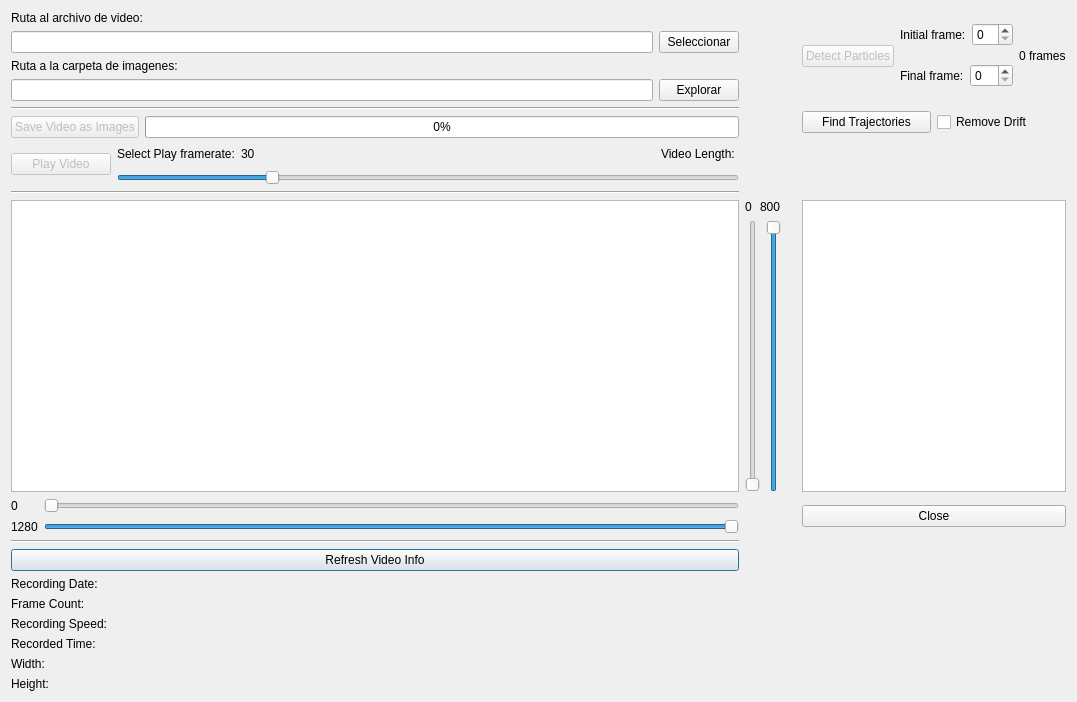
This is interface.ui in Thefalas/videoToolsGUI as Qt 5 draws it before an edit. The edited form follows.
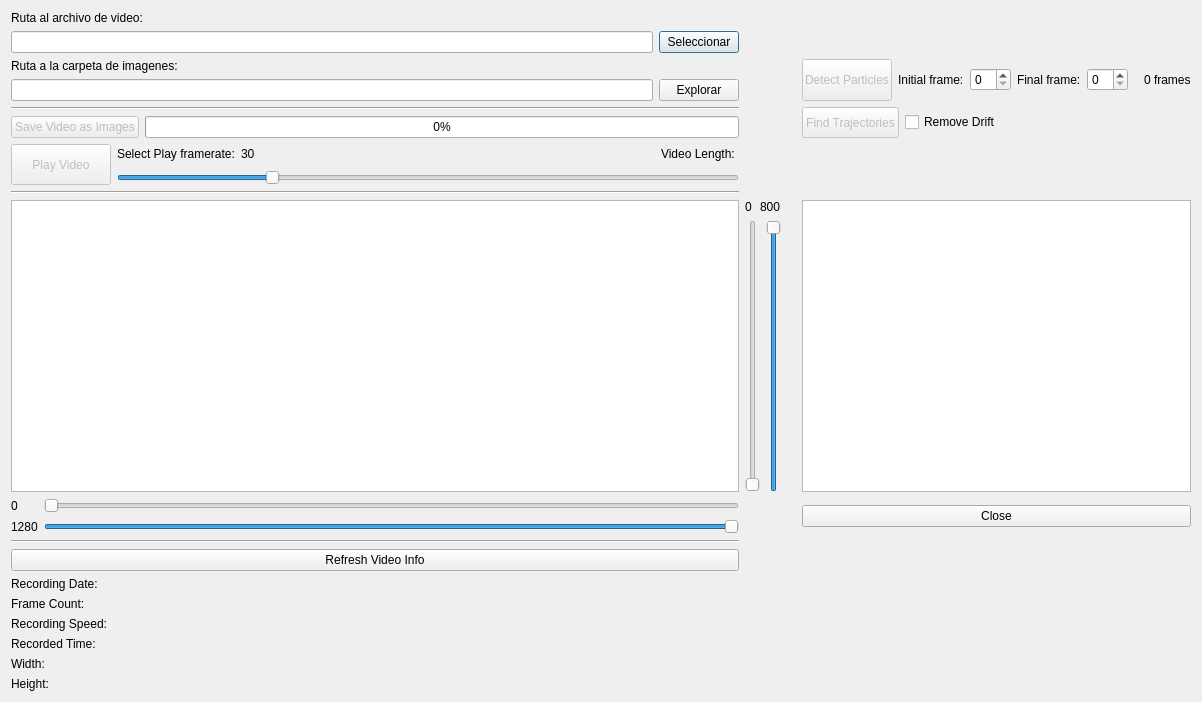
This is the edited form.

Diff of the .ui file:
```diff
--- a/interface.ui
+++ b/interface.ui
@@ -6,7 +6,7 @@
    <rect>
     <x>0</x>
     <y>0</y>
-    <width>1036</width>
+    <width>1183</width>
     <height>702</height>
    </rect>
   </property>
@@ -20,81 +20,6 @@
    <string>Video Tools Alpha</string>
   </property>
   <layout class="QGridLayout" name="gridLayout">
-   <item row="9" column="0">
-    <layout class="QVBoxLayout" name="verticalLayout_3">
-     <item>
-      <widget class="QPushButton" name="refreshData_button">
-       <property name="sizePolicy">
-        <sizepolicy hsizetype="Minimum" vsizetype="Fixed">
-         <horstretch>0</horstretch>
-         <verstretch>0</verstretch>
-        </sizepolicy>
-       </property>
-       <property name="text">
-        <string>Refresh Video Info</string>
-       </property>
-      </widget>
-     </item>
-     <item>
-      <widget class="QLabel" name="recDate_label">
-       <property name="text">
-        <string>Recording Date:</string>
-       </property>
-      </widget>
-     </item>
-     <item>
-      <widget class="QLabel" name="frameCount_label">
-       <property name="text">
-        <string>Frame Count: </string>
-       </property>
-      </widget>
-     </item>
-     <item>
-      <widget class="QLabel" name="recSpeed_label">
-       <property name="text">
-        <string>Recording Speed: </string>
-       </property>
-      </widget>
-     </item>
-     <item>
-      <widget class="QLabel" name="realTime_label">
-       <property name="text">
-        <string>Recorded Time:</string>
-       </property>
-      </widget>
-     </item>
-     <item>
-      <widget class="QLabel" name="width_label">
-       <property name="text">
-        <string>Width:</string>
-       </property>
-      </widget>
-     </item>
-     <item>
-      <widget class="QLabel" name="height_label">
-       <property name="text">
-        <string>Height:</string>
-       </property>
-      </widget>
-     </item>
-    </layout>
-   </item>
-   <item row="6" column="3">
-    <spacer name="horizontalSpacer_2">
-     <property name="orientation">
-      <enum>Qt::Horizontal</enum>
-     </property>
-     <property name="sizeType">
-      <enum>QSizePolicy::Fixed</enum>
-     </property>
-     <property name="sizeHint" stdset="0">
-      <size>
-       <width>15</width>
-       <height>20</height>
-      </size>
-     </property>
-    </spacer>
-   </item>
    <item row="0" column="0">
     <layout class="QVBoxLayout" name="verticalLayout">
      <item>
@@ -126,90 +51,6 @@
      </item>
     </layout>
    </item>
-   <item row="0" column="4" rowspan="2">
-    <layout class="QHBoxLayout" name="horizontalLayout_8">
-     <item>
-      <widget class="QPushButton" name="track_button">
-       <property name="enabled">
-        <bool>false</bool>
-       </property>
-       <property name="sizePolicy">
-        <sizepolicy hsizetype="Preferred" vsizetype="Fixed">
-         <horstretch>0</horstretch>
-         <verstretch>0</verstretch>
-        </sizepolicy>
-       </property>
-       <property name="text">
-        <string>Detect Particles</string>
-       </property>
-      </widget>
-     </item>
-     <item>
-      <layout class="QVBoxLayout" name="verticalLayout_4">
-       <item>
-        <layout class="QHBoxLayout" name="horizontalLayout_10">
-         <item>
-          <widget class="QLabel" name="label_6">
-           <property name="text">
-            <string>Initial frame:</string>
-           </property>
-          </widget>
-         </item>
-         <item>
-          <widget class="QSpinBox" name="initialFrame_spinBox"/>
-         </item>
-        </layout>
-       </item>
-       <item>
-        <layout class="QHBoxLayout" name="horizontalLayout_11">
-         <item>
-          <widget class="QLabel" name="label_7">
-           <property name="text">
-            <string>Final frame:</string>
-           </property>
-          </widget>
-         </item>
-         <item>
-          <widget class="QSpinBox" name="finalFrame_spinBox"/>
-         </item>
-        </layout>
-       </item>
-      </layout>
-     </item>
-     <item>
-      <widget class="QLabel" name="framesFinalminusInitial_label">
-       <property name="text">
-        <string>0 frames</string>
-       </property>
-      </widget>
-     </item>
-    </layout>
-   </item>
-   <item row="2" column="0">
-    <widget class="Line" name="line">
-     <property name="orientation">
-      <enum>Qt::Horizontal</enum>
-     </property>
-    </widget>
-   </item>
-   <item row="2" column="4" rowspan="2">
-    <layout class="QHBoxLayout" name="horizontalLayout_12">
-     <item>
-      <widget class="QPushButton" name="trajectories_button">
-       <property name="text">
-        <string>Find Trajectories</string>
-       </property>
-      </widget>
-     </item>
-     <item>
-      <widget class="QCheckBox" name="removeDrift_checkBox">
-       <property name="text">
-        <string>Remove Drift</string>
-       </property>
-      </widget>
-     </item>
-    </layout>
-   </item>
    <item row="1" column="0">
     <layout class="QVBoxLayout" name="verticalLayout_2">
      <item>
@@ -245,6 +86,46 @@
      </item>
     </layout>
    </item>
+   <item row="2" column="0">
+    <widget class="Line" name="line">
+     <property name="orientation">
+      <enum>Qt::Horizontal</enum>
+     </property>
+    </widget>
+   </item>
+   <item row="2" column="3" rowspan="2">
+    <layout class="QHBoxLayout" name="horizontalLayout_12">
+     <item>
+      <widget class="QPushButton" name="trajectories_button">
+       <property name="enabled">
+        <bool>false</bool>
+       </property>
+       <property name="sizePolicy">
+        <sizepolicy hsizetype="Fixed" vsizetype="Minimum">
+         <horstretch>0</horstretch>
+         <verstretch>0</verstretch>
+        </sizepolicy>
+       </property>
+       <property name="minimumSize">
+        <size>
+         <width>90</width>
+         <height>0</height>
+        </size>
+       </property>
+       <property name="text">
+        <string>Find Trajectories</string>
+       </property>
+      </widget>
+     </item>
+     <item>
+      <widget class="QCheckBox" name="removeDrift_checkBox">
+       <property name="text">
+        <string>Remove Drift</string>
+       </property>
+      </widget>
+     </item>
+    </layout>
+   </item>
    <item row="3" column="0">
     <layout class="QHBoxLayout" name="horizontalLayout_4">
      <item>
@@ -292,6 +173,12 @@
        <property name="enabled">
         <bool>false</bool>
        </property>
+       <property name="sizePolicy">
+        <sizepolicy hsizetype="Minimum" vsizetype="Minimum">
+         <horstretch>0</horstretch>
+         <verstretch>0</verstretch>
+        </sizepolicy>
+       </property>
        <property name="minimumSize">
         <size>
          <width>100</width>
@@ -421,28 +308,24 @@
      </item>
     </layout>
    </item>
-   <item row="6" column="4">
-    <widget class="QTableView" name="tableView"/>
-   </item>
-   <item row="8" column="0">
-    <widget class="Line" name="line_3">
+   <item row="6" column="2">
+    <spacer name="horizontalSpacer_2">
      <property name="orientation">
       <enum>Qt::Horizontal</enum>
      </property>
-    </widget>
+     <property name="sizeType">
+      <enum>QSizePolicy::Fixed</enum>
+     </property>
+     <property name="sizeHint" stdset="0">
+      <size>
+       <width>15</width>
+       <height>20</height>
+      </size>
+     </property>
+    </spacer>
    </item>
-   <item row="7" column="4">
-    <widget class="QPushButton" name="close_button">
-     <property name="sizePolicy">
-      <sizepolicy hsizetype="Minimum" vsizetype="Fixed">
-       <horstretch>0</horstretch>
-       <verstretch>0</verstretch>
-      </sizepolicy>
-     </property>
-     <property name="text">
-      <string>Close</string>
-     </property>
-    </widget>
+   <item row="6" column="3">
+    <widget class="QTableView" name="tracking_tableView"/>
    </item>
    <item row="7" column="0">
     <layout class="QHBoxLayout" name="horizontalLayout_5">
@@ -493,6 +376,166 @@
      </item>
     </layout>
    </item>
+   <item row="7" column="3">
+    <widget class="QPushButton" name="close_button">
+     <property name="sizePolicy">
+      <sizepolicy hsizetype="Minimum" vsizetype="Fixed">
+       <horstretch>0</horstretch>
+       <verstretch>0</verstretch>
+      </sizepolicy>
+     </property>
+     <property name="text">
+      <string>Close</string>
+     </property>
+    </widget>
+   </item>
+   <item row="8" column="0">
+    <widget class="Line" name="line_3">
+     <property name="orientation">
+      <enum>Qt::Horizontal</enum>
+     </property>
+    </widget>
+   </item>
+   <item row="9" column="0">
+    <layout class="QVBoxLayout" name="verticalLayout_3">
+     <item>
+      <widget class="QPushButton" name="refreshData_button">
+       <property name="sizePolicy">
+        <sizepolicy hsizetype="Minimum" vsizetype="Fixed">
+         <horstretch>0</horstretch>
+         <verstretch>0</verstretch>
+        </sizepolicy>
+       </property>
+       <property name="text">
+        <string>Refresh Video Info</string>
+       </property>
+      </widget>
+     </item>
+     <item>
+      <widget class="QLabel" name="recDate_label">
+       <property name="text">
+        <string>Recording Date:</string>
+       </property>
+      </widget>
+     </item>
+     <item>
+      <widget class="QLabel" name="frameCount_label">
+       <property name="text">
+        <string>Frame Count: </string>
+       </property>
+      </widget>
+     </item>
+     <item>
+      <widget class="QLabel" name="recSpeed_label">
+       <property name="text">
+        <string>Recording Speed: </string>
+       </property>
+      </widget>
+     </item>
+     <item>
+      <widget class="QLabel" name="realTime_label">
+       <property name="text">
+        <string>Recorded Time:</string>
+       </property>
+      </widget>
+     </item>
+     <item>
+      <widget class="QLabel" name="width_label">
+       <property name="text">
+        <string>Width:</string>
+       </property>
+      </widget>
+     </item>
+     <item>
+      <widget class="QLabel" name="height_label">
+       <property name="text">
+        <string>Height:</string>
+       </property>
+      </widget>
+     </item>
+    </layout>
+   </item>
+   <item row="1" column="3">
+    <layout class="QHBoxLayout" name="horizontalLayout_13">
+     <item>
+      <widget class="QPushButton" name="track_button">
+       <property name="enabled">
+        <bool>false</bool>
+       </property>
+       <property name="sizePolicy">
+        <sizepolicy hsizetype="Fixed" vsizetype="Minimum">
+         <horstretch>0</horstretch>
+         <verstretch>0</verstretch>
+        </sizepolicy>
+       </property>
+       <property name="minimumSize">
+        <size>
+         <width>90</width>
+         <height>0</height>
+        </size>
+       </property>
+       <property name="text">
+        <string>Detect Particles</string>
+       </property>
+      </widget>
+     </item>
+     <item>
+      <layout class="QHBoxLayout" name="horizontalLayout_11">
+       <item>
+        <layout class="QHBoxLayout" name="horizontalLayout_10">
+         <item>
+          <widget class="QLabel" name="label_6">
+           <property name="text">
+            <string>Initial frame:</string>
+           </property>
+          </widget>
+         </item>
+         <item>
+          <widget class="QSpinBox" name="initialFrame_spinBox"/>
+         </item>
+        </layout>
+       </item>
+       <item>
+        <layout class="QHBoxLayout" name="horizontalLayout_8">
+         <item>
+          <widget class="QLabel" name="label_7">
+           <property name="text">
+            <string>Final frame:</string>
+           </property>
+          </widget>
+         </item>
+         <item>
+          <widget class="QSpinBox" name="finalFrame_spinBox"/>
+         </item>
+        </layout>
+       </item>
+      </layout>
+     </item>
+     <item>
+      <spacer name="horizontalSpacer_3">
+       <property name="orientation">
+        <enum>Qt::Horizontal</enum>
+       </property>
+       <property name="sizeType">
+        <enum>QSizePolicy::Fixed</enum>
+       </property>
+       <property name="sizeHint" stdset="0">
+        <size>
+         <width>10</width>
+         <height>20</height>
+        </size>
+       </property>
+      </spacer>
+     </item>
+     <item>
+      <widget class="QLabel" name="framesFinalminusInitial_label">
+       <property name="text">
+        <string>0 frames</string>
+       </property>
+      </widget>
+     </item>
+    </layout>
+   </item>
   </layout>
  </widget>
  <tabstops>
```
Left out of the diff: 30 changed lines with no effect on the pictures.
